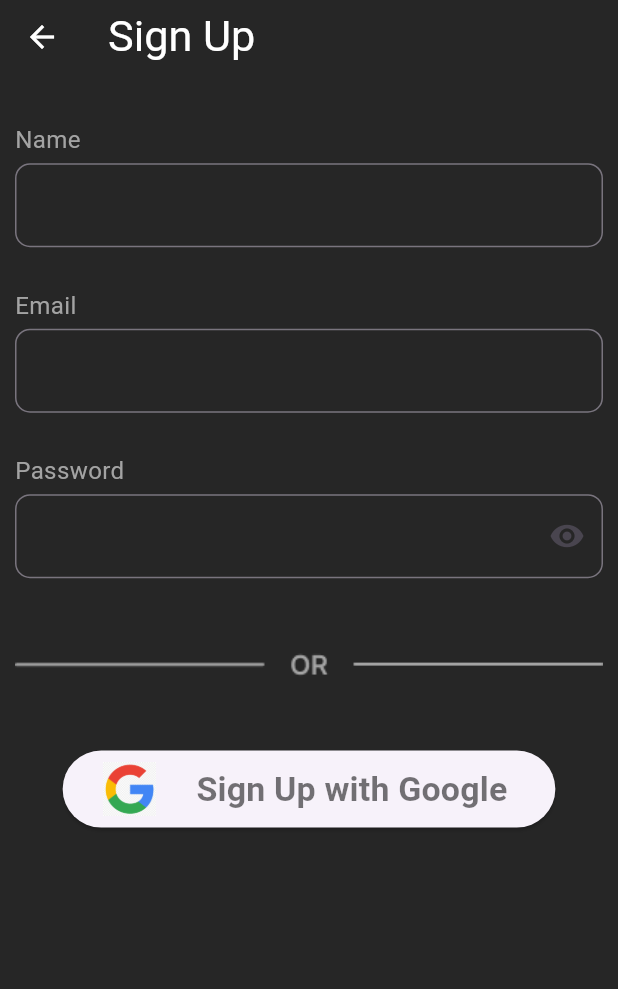
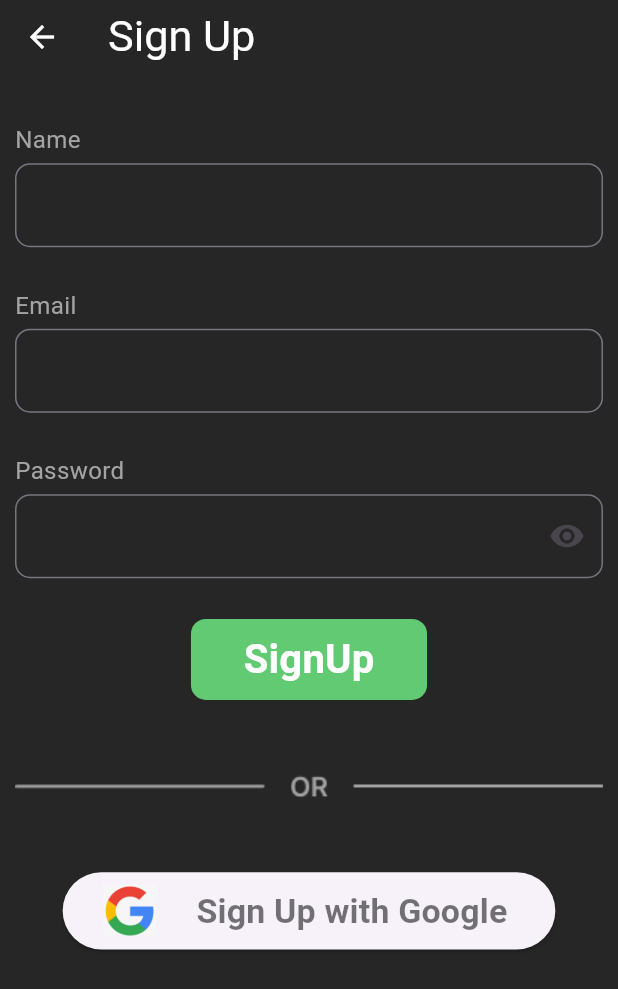
Before and after one commit to sidesshmore/AlzPal, a Flutter app: the CaregiverSignUp screen opened directly, on a phone screen of 412 x 824 dp. Shown: the top 989 px of the screen. Run offline on Flutter 3.47's test engine with Material 3 defaults, Android fonts, the phone set to English and light mode, and no system bars; our stand-ins replace dotted_border, flutter_otp_text_field, smooth_page_indicator.

```diff
--- a/lib/AlzPal-App/AlzPal-SignUp/screens/otp_screen.dart
+++ b/lib/AlzPal-App/AlzPal-SignUp/screens/otp_screen.dart
@@ -19,7 +19,7 @@ class _OtpScreenState extends State<OtpScreen> {
         height: screenHeight * 0.6,
         width: screenWidth,
         decoration: BoxDecoration(
-            color: Color(0xff171717), borderRadius: BorderRadius.circular(27)),
+            color: Color(0xff171717), borderRadius: BorderRadius.only(topLeft:Radius.circular(27),topRight: Radius.circular(27))),
         child: Column(
           crossAxisAlignment: CrossAxisAlignment.center,
           children: [
--- a/lib/Caregiver-App/Caregiver-Home/screens/add_pal.dart
+++ b/lib/Caregiver-App/Caregiver-Home/screens/add_pal.dart
@@ -113,7 +113,7 @@ class _AddPalState extends State<AddPal> {
               ],
             ),
             SizedBox(
-              height: screenHeight * 0.005,
+              height: screenHeight * 0.014,
             ),
             InkWell(
               onTap: () {},
--- a/lib/Caregiver-App/Caregiver-Home/screens/caregiver_home.dart
+++ b/lib/Caregiver-App/Caregiver-Home/screens/caregiver_home.dart
@@ -62,9 +62,7 @@ class _CaregiverHomeState extends State<CaregiverHome> {
                     )
                   ],
                 ),
-                SizedBox(
-                  width: screenWidth * 0.03,
-                ),
+                Spacer(),
                 Column(
                   crossAxisAlignment: CrossAxisAlignment.end,
                   children: [
--- a/lib/Caregiver-App/Caregiver-SignUp/screens/signup.dart
+++ b/lib/Caregiver-App/Caregiver-SignUp/screens/signup.dart
@@ -141,6 +141,33 @@ class _CaregiverSignUpState extends State<CaregiverSignUp> {
               ),
             ),
             SizedBox(
+              height: screenHeight * 0.033,
+            ),
+            TextButton(
+              onPressed: () {
+                Navigator.push(
+                  context,
+                  MaterialPageRoute(builder: (context) => CaregiverHome()),
+                );
+              },
+              style: TextButton.styleFrom(
+                minimumSize: Size(screenWidth*0.382, screenHeight*0.063),
+                // padding:
+                //     EdgeInsets.only(left: 20, right: 20, top: 10, bottom: 10),
+                shape: RoundedRectangleBorder(
+                    borderRadius: BorderRadius.circular(10)),
+                backgroundColor: Color(0xff62CA73),
+              ),
+              child: Text(
+                'SignUp',
+                style: TextStyle(
+                  fontSize: screenWidth * 0.065,
+                  fontWeight: FontWeight.w600,
+                  color: Colors.white,
+                ),
+              ),
+            ),
+            SizedBox(
               height: screenHeight * 0.06,
             ),
             Image.asset('assets/OR-Row.png'),
```
